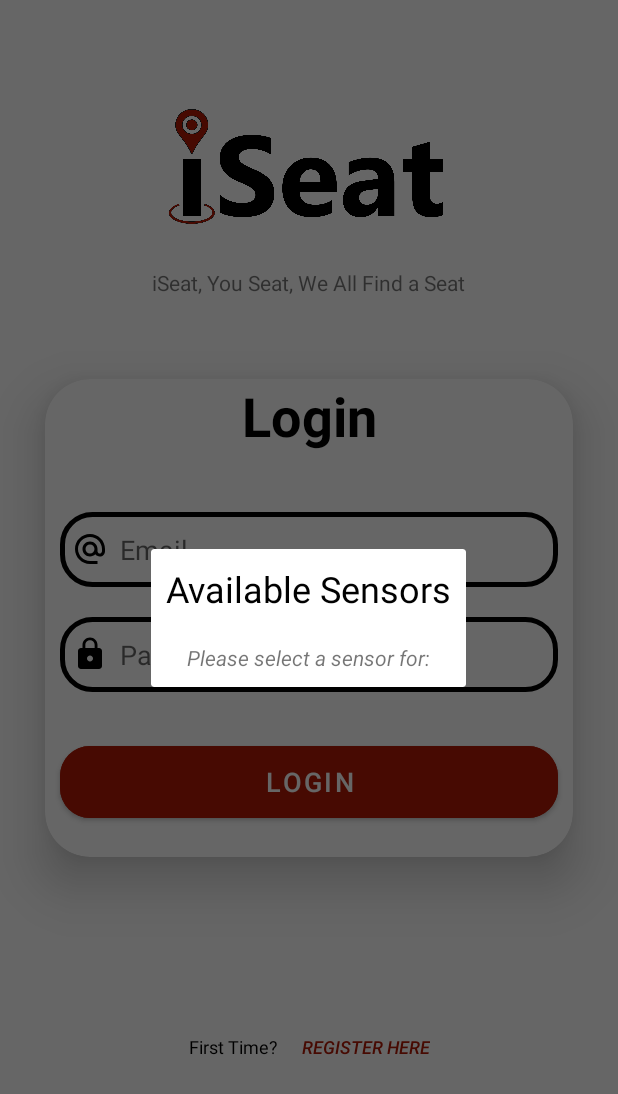
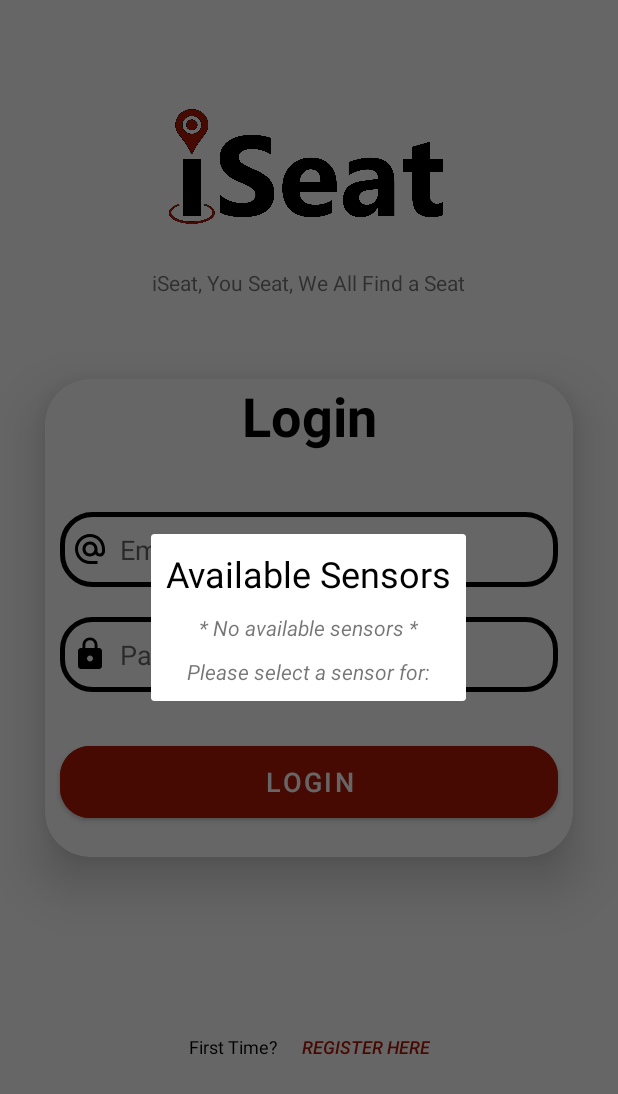
Before and after one commit to salhanyf/iSeat-COEN390, an Android app: the screen it shows after launch (MainActivity), after a tap on "REGISTER HERE", on a phone screen of 412 x 824 dp. Shown: the top 1094 px of the screen. Run offline under Robolectric (Android 15) with nearby library versions, the phone set to English and light mode, and no system bars; our stand-ins replace Firebase (no records; nobody signed in at launch, a user with empty details on screens opened directly); 1 statement that could not run was skipped.

Commit message:
Added no sensor textview that will be visible/gone depending if there are any available sensors.

```diff
--- a/app/src/main/res/layout/dialogfragment_add_sensor.xml
+++ b/app/src/main/res/layout/dialogfragment_add_sensor.xml
@@ -19,6 +19,13 @@
             android:textColor="@color/black"
             android:textSize="24sp" />
 
+        <TextView
+            android:id="@+id/textViewNoSensors"
+            android:layout_width="wrap_content"
+            android:layout_height="wrap_content"
+            android:text="@string/AddSensor_TextView_NoSensors"
+            android:textStyle="italic" />
+
         <ListView
             android:id="@+id/listViewAvailableSensors"
             android:layout_width="fill_parent"
```
